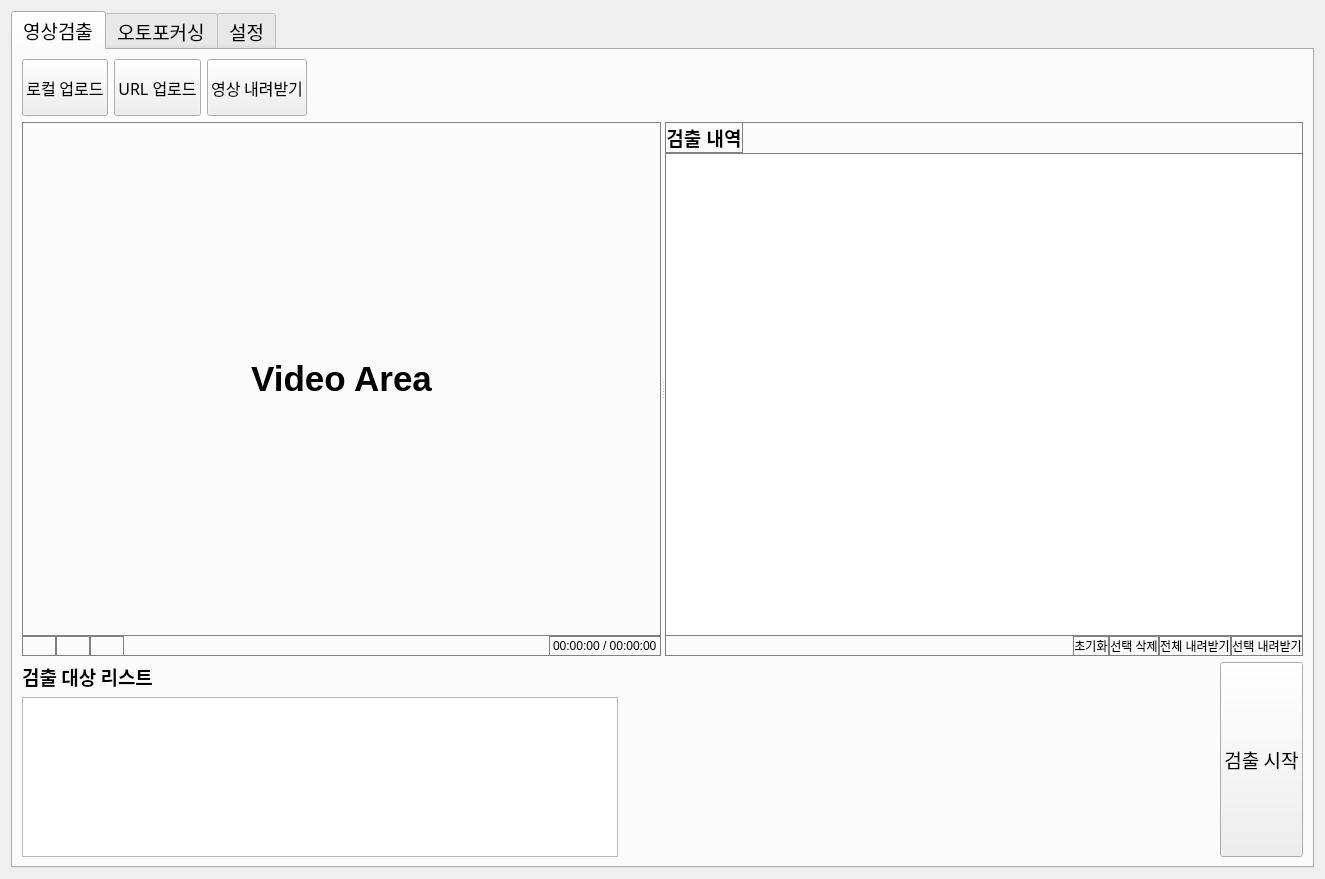
The window that 02.Source/dev/BtiProject/ui/mainWindow.ui (bookwho2063/bitproject) describes before a commit, drawn with Qt 5.
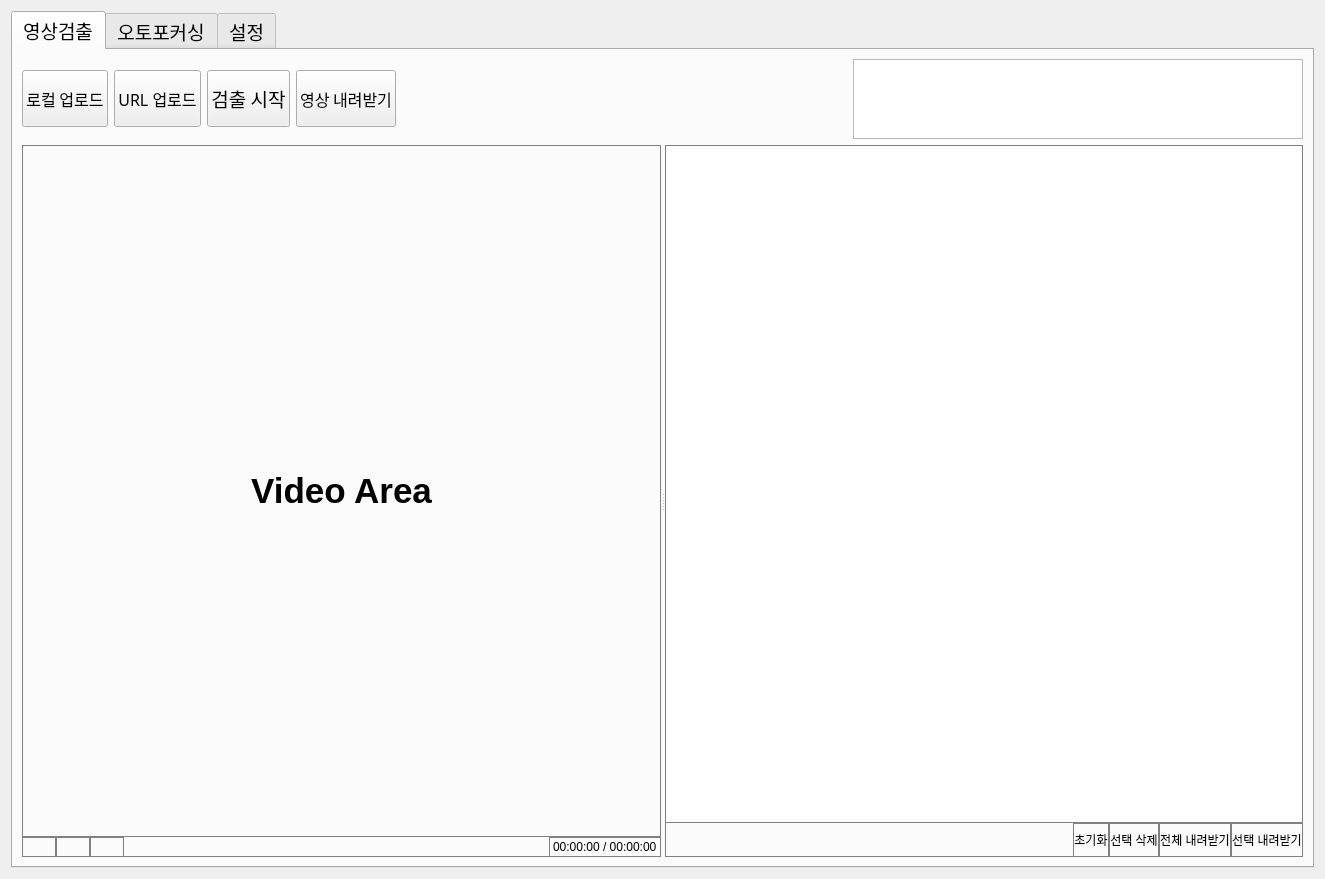
The same window after the commit. The open tabs and pages were chosen to show the change. Icons and pictures are not drawn.

Commit message:
main ui 수정
ui 수정

```diff
--- a/02.Source/dev/BtiProject/ui/mainWindow.ui
+++ b/02.Source/dev/BtiProject/ui/mainWindow.ui
@@ -97,6 +97,30 @@
              </property>
             </widget>
            </item>
+           <item>
+            <widget class="QPushButton" name="ext_pushButton_startExt">
+             <property name="sizePolicy">
+              <sizepolicy hsizetype="Minimum" vsizetype="Preferred">
+               <horstretch>0</horstretch>
+               <verstretch>0</verstretch>
+              </sizepolicy>
+             </property>
+             <property name="maximumSize">
+              <size>
+               <width>16777215</width>
+               <height>57</height>
+              </size>
+             </property>
+             <property name="font">
+              <font>
+               <pointsize>14</pointsize>
+              </font>
+             </property>
+             <property name="text">
+              <string>검출 시작</string>
+             </property>
+            </widget>
+           </item>
            <item>
             <widget class="QPushButton" name="ext_pushButton_mdDown">
              <property name="sizePolicy">
@@ -134,6 +158,22 @@
              </property>
             </spacer>
            </item>
+           <item>
+            <widget class="QTableWidget" name="ext_tableWidget_classList">
+             <property name="sizePolicy">
+              <sizepolicy hsizetype="Expanding" vsizetype="Preferred">
+               <horstretch>0</horstretch>
+               <verstretch>0</verstretch>
+              </sizepolicy>
+             </property>
+             <property name="maximumSize">
+              <size>
+               <width>16777215</width>
+               <height>80</height>
+              </size>
+             </property>
+            </widget>
+           </item>
           </layout>
          </item>
         </layout>
@@ -332,6 +372,9 @@
            <string notr="true">border: 1px solid gray;</string>
           </property>
           <layout class="QVBoxLayout" name="verticalLayout_6">
+           <property name="spacing">
+            <number>0</number>
+           </property>
            <property name="leftMargin">
             <number>0</number>
            </property>
@@ -344,55 +387,10 @@
            <property name="bottomMargin">
             <number>0</number>
            </property>
-           <item>
-            <layout class="QVBoxLayout" name="verticalLayout_3">
-             <property name="spacing">
-              <number>0</number>
-             </property>
-             <item>
-              <layout class="QHBoxLayout" name="horizontalLayout_3">
-               <item>
-                <widget class="QLabel" name="ext_label_extResultList">
-                 <property name="font">
-                  <font>
-                   <pointsize>14</pointsize>
-                   <weight>75</weight>
-                   <bold>true</bold>
-                  </font>
-                 </property>
-                 <property name="layoutDirection">
-                  <enum>Qt::LeftToRight</enum>
-                 </property>
-                 <property name="text">
-                  <string>검출 내역</string>
-                 </property>
-                 <property name="alignment">
-                  <set>Qt::AlignCenter</set>
-                 </property>
-                 <property name="margin">
-                  <number>3</number>
-                 </property>
-                </widget>
-               </item>
-               <item>
-                <spacer name="horizontalSpacer">
-                 <property name="orientation">
-                  <enum>Qt::Horizontal</enum>
-                 </property>
-                 <property name="sizeHint" stdset="0">
-                  <size>
-                   <width>198</width>
-                   <height>20</height>
-                  </size>
-                 </property>
-                </spacer>
-               </item>
-              </layout>
-             </item>
              <item>
               <widget class="QTableView" name="ext_tableView_extResultList">
                <property name="sizePolicy">
-                <sizepolicy hsizetype="Preferred" vsizetype="Expanding">
+              <sizepolicy hsizetype="Expanding" vsizetype="Expanding">
                  <horstretch>0</horstretch>
                  <verstretch>0</verstretch>
                 </sizepolicy>
@@ -418,13 +416,25 @@
                  <property name="sizeHint" stdset="0">
                   <size>
                    <width>40</width>
-                   <height>20</height>
+                 <height>34</height>
                   </size>
                  </property>
                 </spacer>
                </item>
                <item>
                 <widget class="QPushButton" name="ext_pushButton_allClear">
+               <property name="minimumSize">
+                <size>
+                 <width>0</width>
+                 <height>34</height>
+                </size>
+               </property>
+               <property name="maximumSize">
+                <size>
+                 <width>16777215</width>
+                 <height>57</height>
+                </size>
+               </property>
                  <property name="font">
                   <font>
                    <pointsize>9</pointsize>
@@ -443,6 +453,12 @@
                </item>
                <item>
                 <widget class="QPushButton" name="ext_pushButton_selectDelete">
+               <property name="maximumSize">
+                <size>
+                 <width>16777215</width>
+                 <height>57</height>
+                </size>
+               </property>
                  <property name="font">
                   <font>
                    <pointsize>9</pointsize>
@@ -455,6 +471,12 @@
                </item>
                <item>
                 <widget class="QPushButton" name="ext_pushButton_allSave">
+               <property name="maximumSize">
+                <size>
+                 <width>16777215</width>
+                 <height>57</height>
+                </size>
+               </property>
                  <property name="font">
                   <font>
                    <pointsize>9</pointsize>
@@ -467,6 +489,12 @@
                </item>
                <item>
                 <widget class="QPushButton" name="ext_pushButton_selectSave">
+               <property name="maximumSize">
+                <size>
+                 <width>16777215</width>
+                 <height>57</height>
+                </size>
+               </property>
                  <property name="font">
                   <font>
                    <pointsize>9</pointsize>
@@ -480,103 +508,9 @@
               </layout>
              </item>
             </layout>
-           </item>
-          </layout>
          </widget>
         </widget>
        </item>
-       <item>
-        <layout class="QHBoxLayout" name="ext_horizontalLayout_bot_main">
-         <item>
-          <layout class="QVBoxLayout" name="ext_verticalLayout_bot_content">
-           <item>
-            <layout class="QHBoxLayout" name="ext_horizontalLayout_bot_titleHeader">
-             <item>
-              <widget class="QLabel" name="ext_label_classList">
-               <property name="font">
-                <font>
-                 <pointsize>14</pointsize>
-                 <weight>75</weight>
-                 <bold>true</bold>
-                </font>
-               </property>
-               <property name="layoutDirection">
-                <enum>Qt::LeftToRight</enum>
-               </property>
-               <property name="text">
-                <string>검출 대상 리스트</string>
-               </property>
-               <property name="alignment">
-                <set>Qt::AlignCenter</set>
-               </property>
-              </widget>
-             </item>
-             <item>
-              <spacer name="ext_horizontalSpacer_bot">
-               <property name="orientation">
-                <enum>Qt::Horizontal</enum>
-               </property>
-               <property name="sizeHint" stdset="0">
-                <size>
-                 <width>338</width>
-                 <height>20</height>
-                </size>
-               </property>
-              </spacer>
-             </item>
-            </layout>
-           </item>
-           <item>
-            <widget class="QTableWidget" name="ext_tableWidget_classList">
-             <property name="sizePolicy">
-              <sizepolicy hsizetype="Preferred" vsizetype="Preferred">
-               <horstretch>0</horstretch>
-               <verstretch>0</verstretch>
-              </sizepolicy>
-             </property>
-             <property name="maximumSize">
-              <size>
-               <width>16777215</width>
-               <height>160</height>
-              </size>
-             </property>
-            </widget>
-           </item>
-          </layout>
-         </item>
-         <item>
-          <spacer name="horizontalSpacer_3">
-           <property name="orientation">
-            <enum>Qt::Horizontal</enum>
-           </property>
-           <property name="sizeHint" stdset="0">
-            <size>
-             <width>40</width>
-             <height>20</height>
-            </size>
-           </property>
-          </spacer>
-         </item>
-         <item>
-          <widget class="QPushButton" name="ext_pushButton_startExt">
-           <property name="sizePolicy">
-            <sizepolicy hsizetype="Minimum" vsizetype="Preferred">
-             <horstretch>0</horstretch>
-             <verstretch>0</verstretch>
-            </sizepolicy>
-           </property>
-           <property name="font">
-            <font>
-             <pointsize>14</pointsize>
-            </font>
-           </property>
-           <property name="text">
-            <string>검출 시작</string>
-           </property>
-          </widget>
-         </item>
-        </layout>
-       </item>
       </layout>
      </widget>
      <widget class="QWidget" name="tab_afc">
```
Left out of the diff: 187 changed lines with no effect on the pictures. Lines whose indentation alone changed are shown as unchanged. The commit also changes 1 other file.
